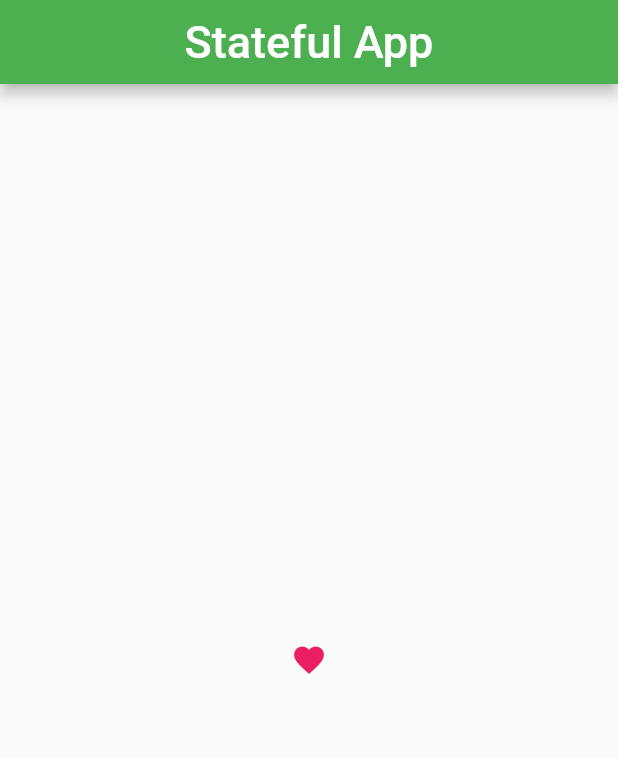
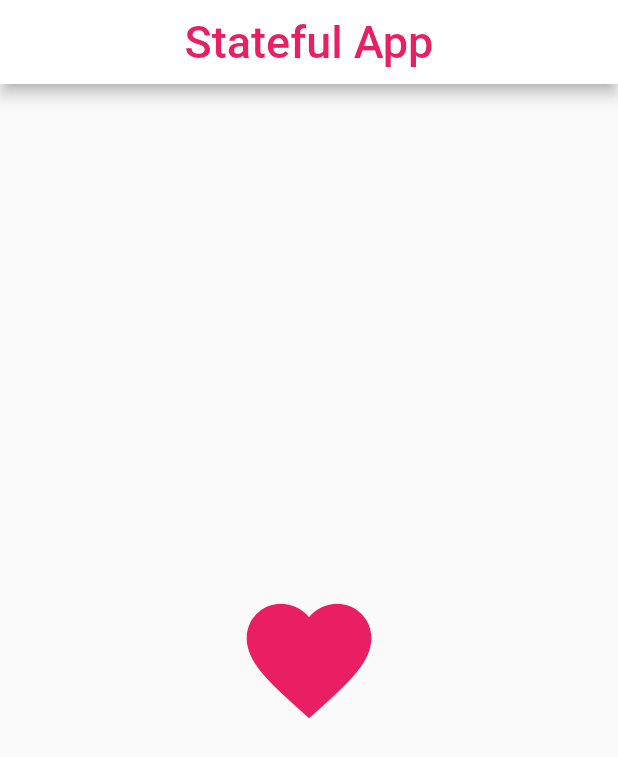
Before and after one commit to JosephineAkello/Stateful-app, a Flutter app: the screen it shows after launch, on a phone screen of 412 x 824 dp. Shown: the top 757 px of the screen. Run offline on Flutter 3.47's test engine with Material 2 defaults, Android fonts, the phone set to English and light mode, and no system bars.

Commit message:
add icon button size

```diff
--- a/lib/main.dart
+++ b/lib/main.dart
@@ -15,22 +15,26 @@ class StatefulState extends State<Stateful> {
 
   Widget build(BuildContext context) {
     return MaterialApp(
-      theme: ThemeData(primaryColor: Colors.green),
+      debugShowCheckedModeBanner: false,
+      theme: ThemeData(primaryColor: Colors.white),
       home: Scaffold(
         appBar: AppBar(
           title: Text('Stateful App',
-              style: TextStyle(color: Colors.white, fontSize: 30.0)),
+              style: TextStyle(color: Colors.pink, fontSize: 30.0)),
           centerTitle: true,
         ),
         body: Center(
           child: IconButton(
+            iconSize: 100,
             icon: _alreadySaved
                 ? Icon(
                     Icons.favorite,
-
                     color: Colors.yellow,
                   )
-                : Icon(Icons.favorite, color: Colors.pink),
+                : Icon(
+                    Icons.favorite,
+                    color: Colors.pink,
+                  ),
             onPressed: () {
               _alreadySaved = !_alreadySaved;
               setState(() {});
```
